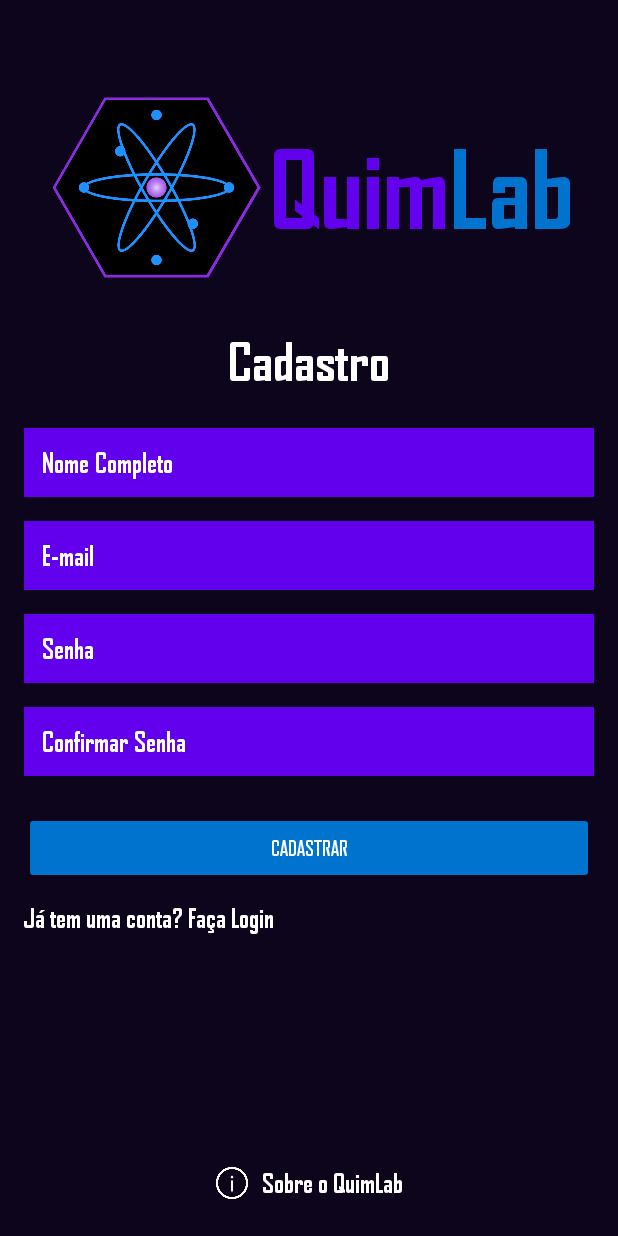
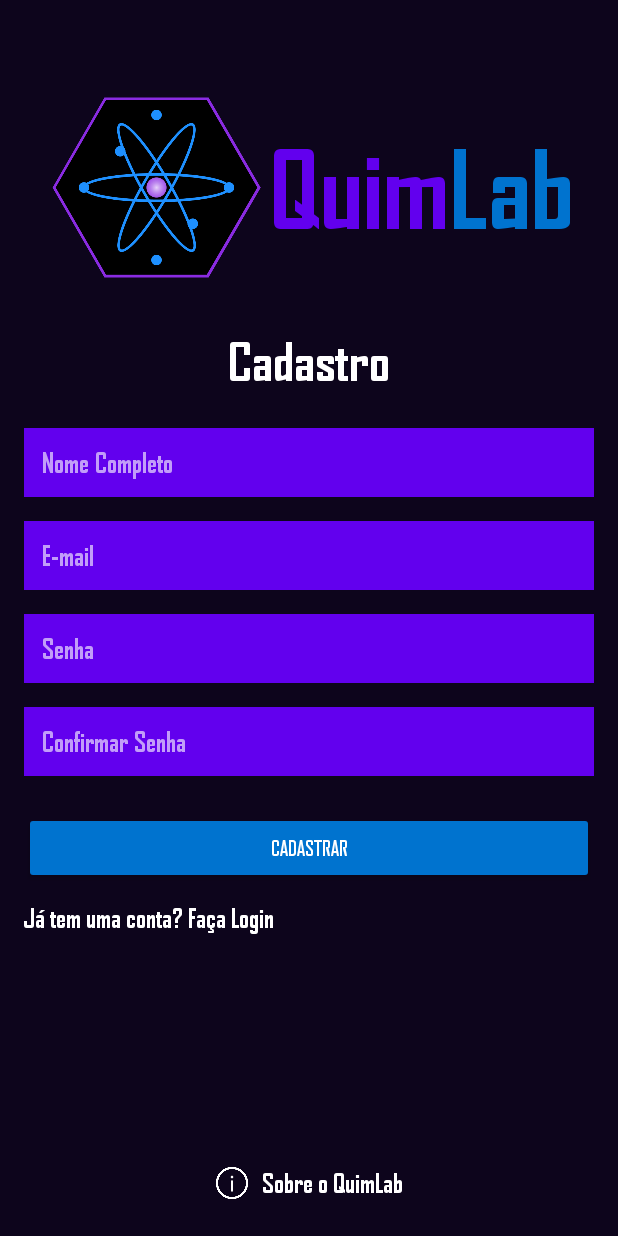
Before and after one commit to JairRodrigue/QuimLab-App, an Android app: the CadastroActivity screen opened directly, with no data from a screen before it, on a phone screen of 412 x 824 dp. Run offline under Robolectric (Android 15) with nearby library versions, the phone set to English and light mode, and no system bars; our stand-ins replace Firebase (no records; nobody signed in at launch, a user with empty details on screens opened directly).

Commit message:
update final das autenticações

```diff
--- a/app/src/main/res/layout/activity_cadastro.xml
+++ b/app/src/main/res/layout/activity_cadastro.xml
@@ -81,7 +81,9 @@
         android:hint="Nome Completo"
         android:padding="12dp"
         android:textColor="@color/branco"
-        android:textColorHint="@color/branco"
+        android:textColorHint="@color/branco_transparente"
+        android:imeOptions="actionDone"
+        android:inputType="text"
         app:layout_constraintEnd_toEndOf="parent"
         app:layout_constraintStart_toStartOf="parent"
         app:layout_constraintTop_toBottomOf="@+id/text_signup" />
@@ -97,7 +99,9 @@
         android:hint="E-mail"
         android:padding="12dp"
         android:textColor="@color/branco"
-        android:textColorHint="@color/branco"
+        android:textColorHint="@color/branco_transparente"
+        android:imeOptions="actionDone"
+        android:inputType="textEmailAddress"
         app:layout_constraintEnd_toEndOf="parent"
         app:layout_constraintStart_toStartOf="parent"
         app:layout_constraintTop_toBottomOf="@+id/editTextFullName" />
@@ -114,7 +118,7 @@
         android:inputType="textPassword"
         android:padding="12dp"
         android:textColor="@color/branco"
-        android:textColorHint="@color/branco"
+        android:textColorHint="@color/branco_transparente"
         app:layout_constraintEnd_toEndOf="parent"
         app:layout_constraintStart_toStartOf="parent"
         app:layout_constraintTop_toBottomOf="@+id/editTextEmail" />
@@ -131,7 +135,7 @@
         android:inputType="textPassword"
         android:padding="12dp"
         android:textColor="@color/branco"
-        android:textColorHint="@color/branco"
+        android:textColorHint="@color/branco_transparente"
         app:layout_constraintEnd_toEndOf="parent"
         app:layout_constraintStart_toStartOf="parent"
         app:layout_constraintTop_toBottomOf="@+id/editTextPassword" />
--- a/app/src/main/res/layout/activity_login.xml
+++ b/app/src/main/res/layout/activity_login.xml
@@ -77,7 +77,9 @@
         android:hint="E-mail"
         android:background="@color/roxo_padrao"
         android:textColor="@color/branco"
-        android:textColorHint="@color/branco"
+        android:textColorHint="@color/branco_transparente"
+        android:imeOptions="actionDone"
+        android:inputType="textEmailAddress"
         app:layout_constraintTop_toBottomOf="@+id/text_login"
         app:layout_constraintStart_toStartOf="parent"
         app:layout_constraintEnd_toEndOf="parent"
@@ -94,7 +96,7 @@
         android:inputType="textPassword"
         android:background="@color/roxo_padrao"
         android:textColor="@color/branco"
-        android:textColorHint="@color/branco"
+        android:textColorHint="@color/branco_transparente"
     app:layout_constraintTop_toBottomOf="@+id/editTextUsername"
     app:layout_constraintStart_toStartOf="parent"
     app:layout_constraintEnd_toEndOf="parent"
--- a/app/src/main/res/values/colors.xml
+++ b/app/src/main/res/values/colors.xml
@@ -4,6 +4,7 @@
     <color name="azul_padrao">#0073cf</color>
     <color name="preto">#FF000000</color>
     <color name="branco">#FFFFFFFF</color>
+    <color name="branco_transparente">#9DFFFFFF</color>
     <color name="preto2">#0d051c</color>
 
 </resources>
```
Also changed, not shown: app/src/main/res/layout/activity_esqueceu_senha.xml (+8 -6 lines). Lines whose indentation alone changed are shown as unchanged.
